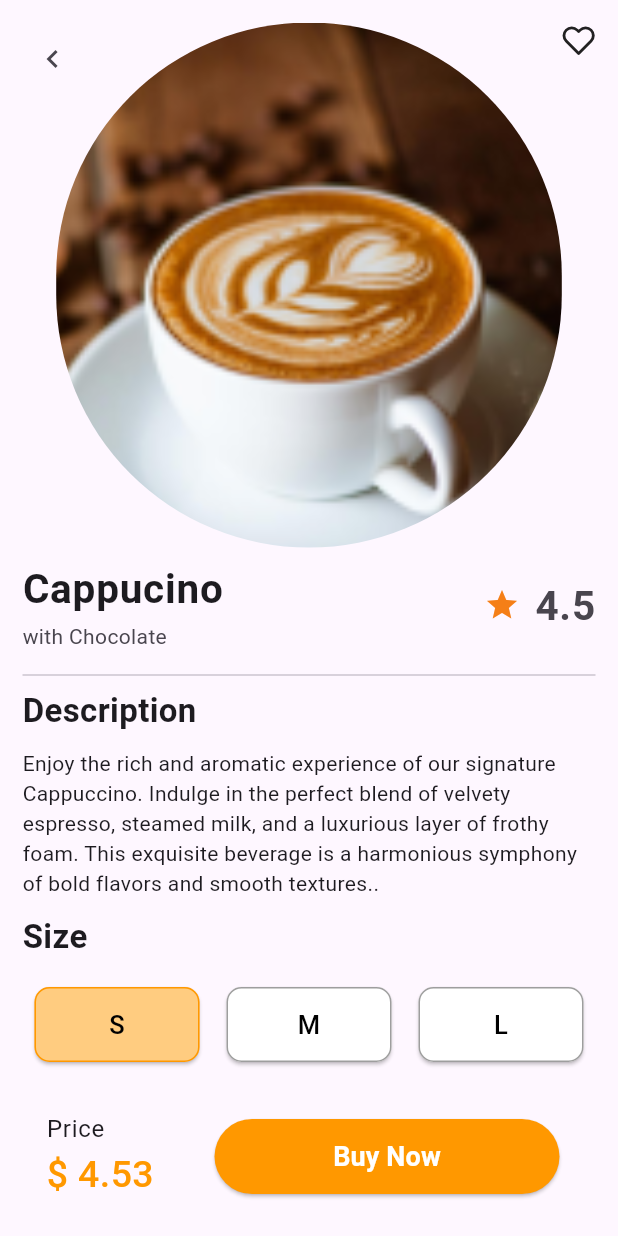
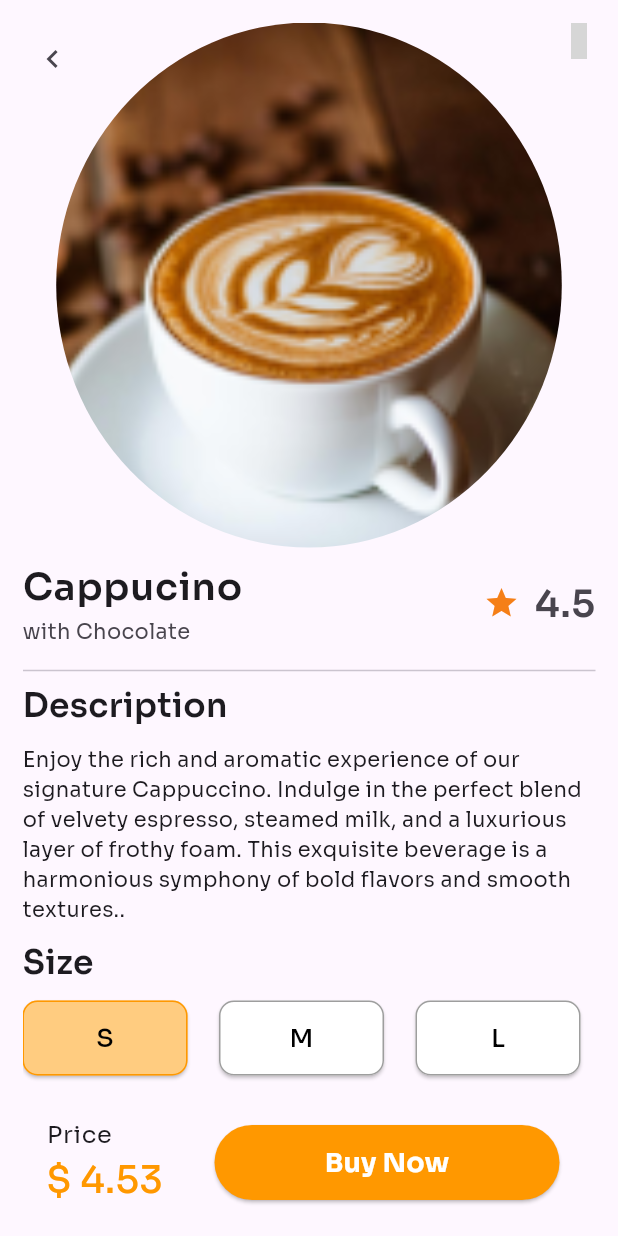
Before and after one commit to AyomideCharles/Coffee-store-Flutter-UI, a Flutter app: the HomePage screen opened directly, after a tap on "Cappucino", on a phone screen of 412 x 824 dp. Run offline on Flutter 3.47's test engine with Material 3 defaults, Android fonts, the phone set to English and light mode, and no system bars; our stand-ins replace feather_icons, google_fonts, iconsax; network calls fail; grey boxes are pictures that could not be loaded.

Commit message:
feat: completed

```diff
--- a/lib/main.dart
+++ b/lib/main.dart
@@ -1,5 +1,6 @@
 import 'package:coffee_store_ui/views/onboarding.dart';
 import 'package:flutter/material.dart';
+import 'package:google_fonts/google_fonts.dart';
 
 void main() {
   runApp(const MyApp());
@@ -14,6 +15,7 @@ class MyApp extends StatelessWidget {
       title: 'Flutter Demo',
       debugShowCheckedModeBanner: false,
       theme: ThemeData(
+        textTheme: GoogleFonts.soraTextTheme(Theme.of(context).textTheme),
         colorScheme: ColorScheme.fromSeed(seedColor: Colors.deepPurple),
         useMaterial3: true,
       ),
--- a/lib/views/detailspage.dart
+++ b/lib/views/detailspage.dart
@@ -1,5 +1,5 @@
-import 'package:feather_icons/feather_icons.dart';
 import 'package:flutter/material.dart';
+import 'package:iconsax/iconsax.dart';
 import '../model/coffeemodel.dart';
 
 class DetailsPage extends StatefulWidget {
@@ -22,8 +22,7 @@ class _DetailsPageState extends State<DetailsPage> {
       body: SafeArea(
         child: Padding(
           padding: const EdgeInsets.all(15.0),
-          child: Column(
-            crossAxisAlignment: CrossAxisAlignment.start,
+          child: ListView(
             children: [
               Row(
                 mainAxisAlignment: MainAxisAlignment.spaceBetween,
@@ -39,17 +38,19 @@ class _DetailsPageState extends State<DetailsPage> {
                   ),
                   Flexible(
                     flex: 15,
-                    child: ClipRRect(
-                      borderRadius: BorderRadius.circular(200),
-                      child: Image.asset(
-                        widget.coffeedetail.image,
-                        height: 350,
-                        width: 350,
-                        fit: BoxFit.cover,
+                    child: ClipOval(
+                      child: Hero(
+                        tag: 'animate-${widget.coffeedetail.image}',
+                        child: Image.asset(
+                          widget.coffeedetail.image,
+                          height: 350,
+                          width: 350,
+                          fit: BoxFit.cover,
+                        ),
                       ),
                     ),
                   ),
-                  const Flexible(flex: 1, child: Icon(FeatherIcons.heart))
+                  const Flexible(flex: 1, child: Icon(Iconsax.heart))
                 ],
               ),
               ListTile(
@@ -57,7 +58,7 @@ class _DetailsPageState extends State<DetailsPage> {
                 title: Text(
                   widget.coffeedetail.type,
                   style: const TextStyle(
-                      fontSize: 27, fontWeight: FontWeight.w700),
+                      fontSize: 25, fontWeight: FontWeight.w600),
                 ),
                 subtitle: Text(widget.coffeedetail.topping),
                 trailing: Row(
@@ -72,14 +73,14 @@ class _DetailsPageState extends State<DetailsPage> {
                     ),
                     const Text('4.5',
                         style: TextStyle(
-                            fontSize: 27, fontWeight: FontWeight.w700))
+                            fontSize: 25, fontWeight: FontWeight.w600))
                   ],
                 ),
               ),
               const Divider(),
               const Text(
                 'Description',
-                style: TextStyle(fontSize: 22, fontWeight: FontWeight.w700),
+                style: TextStyle(fontSize: 22, fontWeight: FontWeight.w600),
               ),
               const SizedBox(
                 height: 10,
@@ -91,7 +92,7 @@ class _DetailsPageState extends State<DetailsPage> {
               ),
               const Text(
                 'Size',
-                style: TextStyle(fontSize: 22, fontWeight: FontWeight.w700),
+                style: TextStyle(fontSize: 22, fontWeight: FontWeight.w600),
               ),
               const SizedBox(
                 height: 10,
@@ -101,7 +102,7 @@ class _DetailsPageState extends State<DetailsPage> {
                   children: List.generate(
                     3,
                     (index) => Padding(
-                      padding: const EdgeInsets.all(8.0),
+                      padding: const EdgeInsets.only(right: 10),
                       child: ElevatedButton(
                         style: ElevatedButton.styleFrom(
                             minimumSize: const Size(110, 50),
@@ -127,7 +128,9 @@ class _DetailsPageState extends State<DetailsPage> {
                       ),
                     ),
                   )),
-              const Spacer(),
+              const SizedBox(
+                height: 20,
+              ),
               ListTile(
                 title: const Text('Price'),
                 subtitle: Text(
--- a/lib/views/homepage.dart
+++ b/lib/views/homepage.dart
@@ -1,5 +1,6 @@
 import 'package:coffee_store_ui/views/detailspage.dart';
 import 'package:flutter/material.dart';
+import 'package:iconsax/iconsax.dart';
 import '../model/coffeemodel.dart';
 
 class HomePage extends StatefulWidget {
@@ -48,10 +49,10 @@ class _HomePageState extends State<HomePage> {
                                 fontWeight: FontWeight.w400),
                           ),
                           SizedBox(
-                            width: 10,
+                            width: 20,
                           ),
                           Icon(
-                            Icons.arrow_downward,
+                            Iconsax.arrow_down5,
                             color: Colors.white,
                           )
                         ],
@@ -75,7 +76,7 @@ class _HomePageState extends State<HomePage> {
                           scrollDirection: Axis.horizontal,
                           child: Row(
                             children: [
-                              for (  String coffeeType in [
+                              for (String coffeeType in [
                                 'Cappuccino',
                                 'Machiato',
                                 'Latte',
@@ -148,11 +149,14 @@ class _HomePageState extends State<HomePage> {
                                   children: [
                                     ClipRRect(
                                       borderRadius: BorderRadius.circular(20),
-                                      child: Image.asset(
-                                        coffee[index].image,
-                                        height: 150,
-                                        width: double.infinity,
-                                        fit: BoxFit.cover,
+                                      child: Hero(
+                                        tag: 'animate-${coffee[index].image}',
+                                        child: Image.asset(
+                                          coffee[index].image,
+                                          height: 150,
+                                          width: double.infinity,
+                                          fit: BoxFit.cover,
+                                        ),
                                       ),
                                     ),
                                     const SizedBox(
--- a/pubspec.yaml
+++ b/pubspec.yaml
@@ -36,6 +36,9 @@ dependencies:
   # Use with the CupertinoIcons class for iOS style icons.
   cupertino_icons: ^1.0.2
   feather_icons: ^1.2.0
+  iconsax: ^0.0.8
+  google_fonts: ^6.1.0
+
 
 dev_dependencies:
   flutter_test:
```
Also changed, not shown: lib/bottomnv.dart (added, +37 -0 lines), lib/views/onboarding.dart (+10 -5 lines), assets/fonts/Sora-Regular.ttf (added), pubspec.lock, 1 other file.
